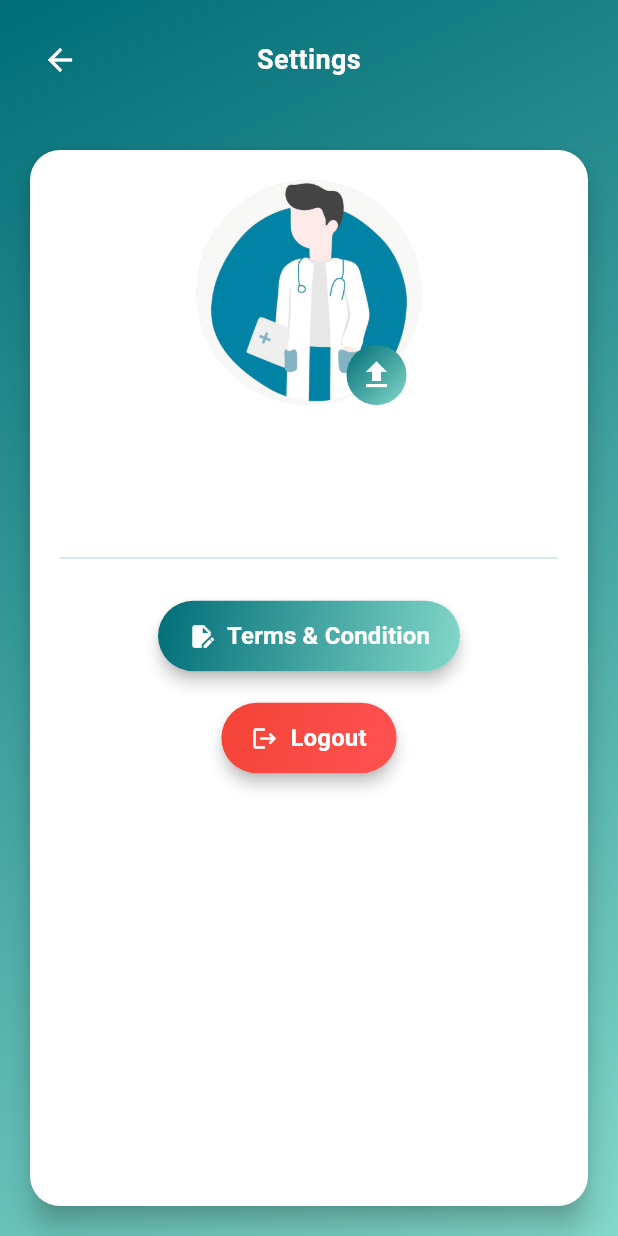
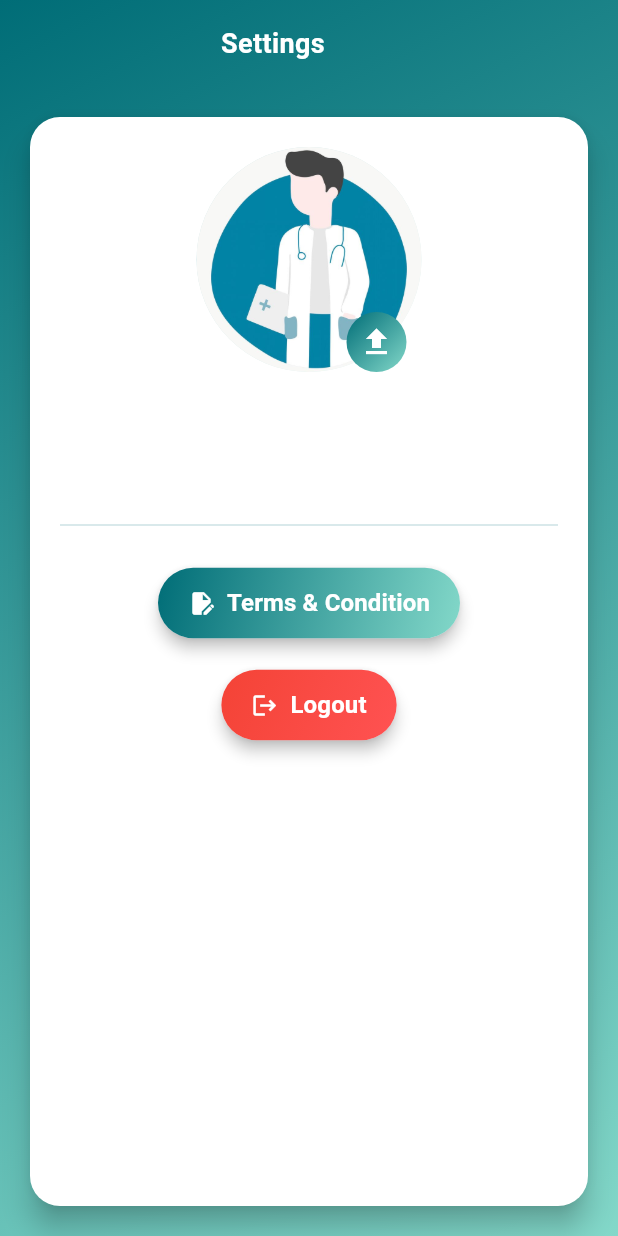
Before and after one commit to nomispal/MediVisit, a Flutter app: the SettingsView screen opened directly, on a phone screen of 412 x 824 dp. Run offline on Flutter 3.47's test engine with Material 3 defaults, Android fonts, the phone set to English and light mode, and no system bars; our stand-ins replace cloud_firestore, firebase_auth, firebase_core, firebase_messaging, firebase_storage, flutter_animate and 8 more; missing offline and left inert: jose; accounts and stored records are empty.

Commit message:
removed icon from settings page

```diff
--- a/lib/doctors/settings/view/setting_view.dart
+++ b/lib/doctors/settings/view/setting_view.dart
@@ -31,10 +31,6 @@ class SettingsView extends StatelessWidget {
                 padding: const EdgeInsets.all(16),
                 child: Row(
                   children: [
-                    IconButton(
-                      icon: Icon(Icons.arrow_back, color: AppColors.whiteColor),
-                      onPressed: () => Get.back(),
-                    ),
                     Expanded(
                       child: Text(
                         "Settings",
--- a/lib/users/settings/view/setting_view.dart
+++ b/lib/users/settings/view/setting_view.dart
@@ -31,10 +31,6 @@ class SettingsView extends StatelessWidget {
                 padding: const EdgeInsets.all(16),
                 child: Row(
                   children: [
-                    IconButton(
-                      icon: Icon(Icons.arrow_back, color: AppColors.whiteColor),
-                      onPressed: () => Get.back(),
-                    ),
                     Expanded(
                       child: Text(
                         "Settings",
```
